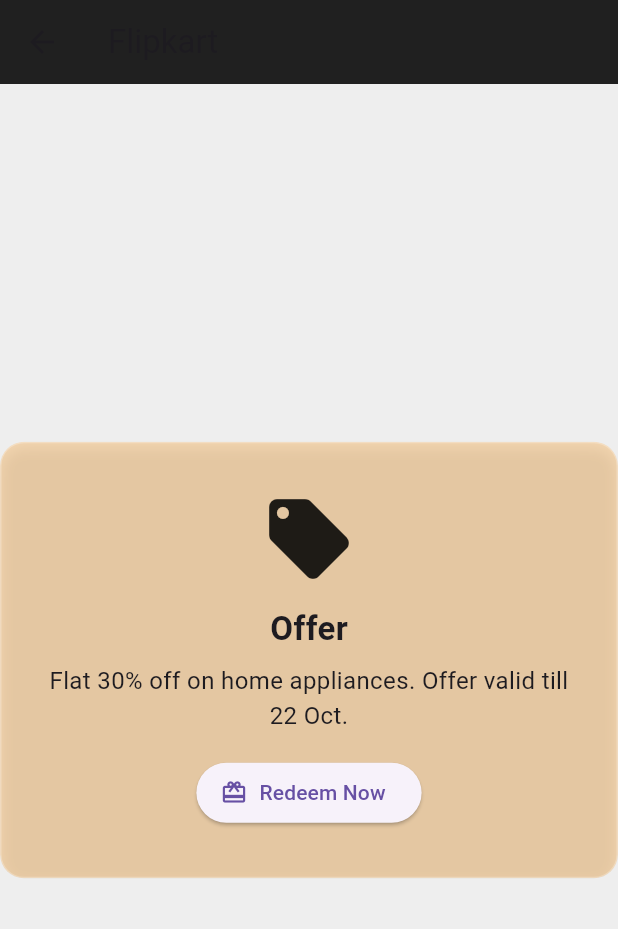
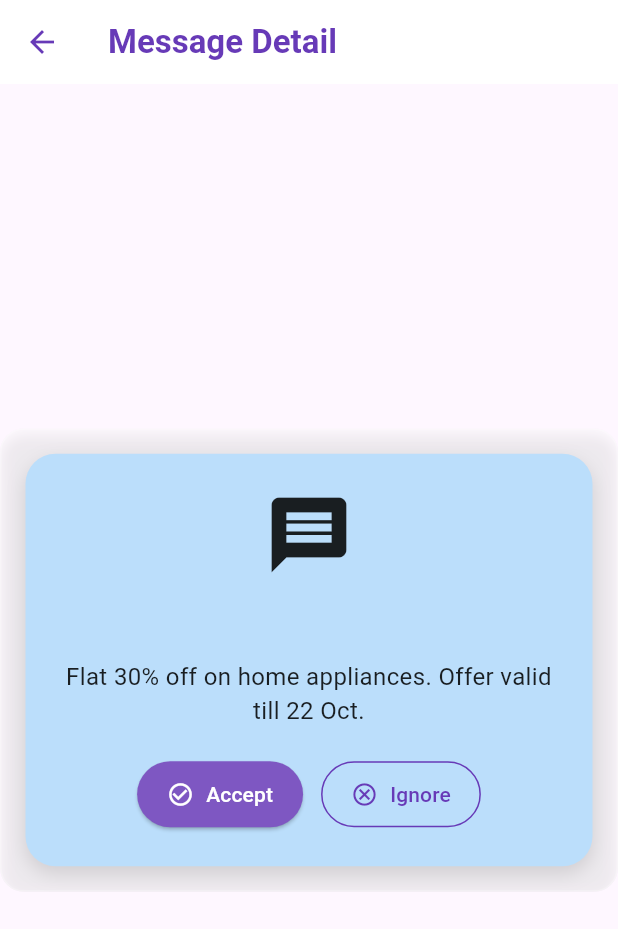
Before and after one commit to kirtpreetkaur/Inbox-Insight, a Flutter app: the MessageDetail screen opened directly with sample values from the repository, on a phone screen of 412 x 824 dp. Shown: the top 929 px of the screen. Run offline on Flutter 3.47's test engine with Material 3 defaults, Android fonts, the phone set to English and light mode, and no system bars; our stand-ins replace lottie; Roboto replaces fonts that are missing (Poppins).

Commit message:
Update message_detail.dart

```diff
--- a/lib/mobile/screens/message_detail.dart
+++ b/lib/mobile/screens/message_detail.dart
@@ -6,122 +6,124 @@
   final Message message;
   final String category;
 
-  const MessageDetail({super.key, required this.message, required this.category});
+  const MessageDetail({required this.message, required this.category, Key? key}) : super(key: key);
 
   @override
   Widget build(BuildContext context) {
-    final String messageType = getMessageType(message.text);
+    // Choose background & primary colors based on category
+    Color bgColor;
+    IconData icon;
+    String actionText;
 
-    // Pick a themed color based on message type
-    Color cardColor;
-    IconData icon;
-    switch (messageType) {
-      case 'Offer':
-        cardColor = Colors.orangeAccent.withOpacity(0.3);
+    switch (category) {
+      case 'Bills Due':
+        bgColor = Colors.red[100]!;
+        icon = Icons.payment;
+        actionText = 'Pay Now';
+        break;
+      case 'Subscriptions':
+        bgColor = Colors.purple[100]!;
+        icon = Icons.autorenew;
+        actionText = 'Renew Now';
+        break;
+      case 'High-Value Offers':
+      case 'Offers':
+        bgColor = Colors.orange[100]!;
         icon = Icons.local_offer;
-        break;
-      case 'Transaction':
-        cardColor = Colors.greenAccent.withOpacity(0.3);
-        icon = Icons.account_balance_wallet;
-        break;
-      case 'Service':
-        cardColor = Colors.blueAccent.withOpacity(0.3);
-        icon = Icons.sim_card;
-        break;
-      case 'Reminder':
-        cardColor = Colors.redAccent.withOpacity(0.3);
-        icon = Icons.notification_important;
-        break;
-      case 'Government Notice':
-        cardColor = Colors.purpleAccent.withOpacity(0.3);
-        icon = Icons.gavel;
+        actionText = 'Redeem Now';
         break;
       default:
-        cardColor = Colors.grey.withOpacity(0.3);
-        icon = Icons.sms;
-    }
-
-    // Action button depending on message type
-    Widget actionButton;
-    if (messageType == 'Offer') {
-      actionButton = ElevatedButton.icon(
-        onPressed: () {
-          showDialog(
-            context: context,
-            builder: (_) => AlertDialog(
-              title: const Text('Redeem Offer'),
-              content: const Text('Fake redeem link opened.'),
-              actions: [TextButton(onPressed: () => Navigator.pop(context), child: const Text('OK'))],
-            ),
-          );
-        },
-        icon: const Icon(Icons.card_giftcard),
-        label: const Text('Redeem Now'),
-      );
-    } else if (messageType == 'Transaction') {
-      actionButton = ElevatedButton.icon(
-        onPressed: () {
-          showDialog(
-            context: context,
-            builder: (_) => AlertDialog(
-              title: const Text('Payment'),
-              content: const Text('Fake payment confirmation.'),
-              actions: [TextButton(onPressed: () => Navigator.pop(context), child: const Text('OK'))],
-            ),
-          );
-        },
-        icon: const Icon(Icons.payment),
-        label: const Text('View Transaction'),
-      );
-    } else if (messageType == 'Government Notice') {
-      actionButton = ElevatedButton.icon(
-        onPressed: () {
-          showDialog(
-            context: context,
-            builder: (_) => AlertDialog(
-              title: const Text('Notice'),
-              content: const Text('Official link opened.'),
-              actions: [TextButton(onPressed: () => Navigator.pop(context), child: const Text('OK'))],
-            ),
-          );
-        },
-        icon: const Icon(Icons.open_in_browser),
-        label: const Text('View Notice'),
-      );
-    } else {
-      actionButton = TextButton(onPressed: () {}, child: const Text('Close'));
+        bgColor = Colors.blue[100]!;
+        icon = Icons.message;
+        actionText = 'Accept';
     }
 
     return Scaffold(
       appBar: AppBar(
-        title: Text(message.sender),
-        backgroundColor: Colors.black87,
+        backgroundColor: Colors.white,
+        elevation: 0,
+        iconTheme: const IconThemeData(color: Colors.deepPurple),
+        title: const Text(
+          'Message Detail',
+          style: TextStyle(color: Colors.deepPurple, fontWeight: FontWeight.bold),
+        ),
       ),
-      backgroundColor: Colors.grey[200],
       body: Center(
         child: GlassCard(
-          blur: 20,
-          color: cardColor,
-          child: Padding(
-            padding: const EdgeInsets.all(16.0),
+          child: Container(
+            width: 380,
+            padding: const EdgeInsets.all(24),
+            decoration: BoxDecoration(
+              color: bgColor,
+              borderRadius: BorderRadius.circular(20),
+              boxShadow: [
+                BoxShadow(color: Colors.black12, blurRadius: 10, offset: Offset(0, 5))
+              ],
+            ),
             child: Column(
               mainAxisSize: MainAxisSize.min,
-              crossAxisAlignment: CrossAxisAlignment.center,
               children: [
-                Icon(icon, size: 64, color: Colors.black87),
+                Icon(icon, size: 60, color: Colors.black87),
                 const SizedBox(height: 12),
                 Text(
-                  messageType,
-                  style: const TextStyle(fontSize: 22, fontWeight: FontWeight.bold),
+                  category,
+                  style: const TextStyle(fontSize: 20, fontWeight: FontWeight.bold),
                 ),
-                const SizedBox(height: 8),
+                const SizedBox(height: 12),
                 Text(
                   message.text,
                   textAlign: TextAlign.center,
-                  style: const TextStyle(fontSize: 16),
+                  style: const TextStyle(fontSize: 16, color: Colors.black87),
                 ),
-                const SizedBox(height: 16),
-                actionButton,
+                const SizedBox(height: 20),
+
+                // Action buttons
+                Row(
+                  mainAxisAlignment: MainAxisAlignment.center,
+                  children: [
+                    ElevatedButton.icon(
+                      style: ElevatedButton.styleFrom(
+                        backgroundColor: Colors.deepPurple[400],
+                        foregroundColor: Colors.white,
+                        shape: RoundedRectangleBorder(
+                          borderRadius: BorderRadius.circular(30),
+                        ),
+                        padding: const EdgeInsets.symmetric(horizontal: 20, vertical: 12),
+                      ),
+                      icon: const Icon(Icons.check_circle_outline),
+                      label: Text(actionText),
+                      onPressed: () {
+                        showDialog(
+                          context: context,
+                          builder: (_) => AlertDialog(
+                            title: Text(actionText),
+                            content: Text('Simulated action: "$actionText" executed.'),
+                            actions: [
+                              TextButton(
+                                onPressed: () => Navigator.pop(context),
+                                child: const Text('OK'),
+                              ),
+                            ],
+                          ),
+                        );
+                      },
+                    ),
+                    const SizedBox(width: 12),
+                    OutlinedButton.icon(
+                      style: OutlinedButton.styleFrom(
+                        foregroundColor: Colors.deepPurple,
+                        side: const BorderSide(color: Colors.deepPurple),
+                        shape: RoundedRectangleBorder(
+                          borderRadius: BorderRadius.circular(30),
+                        ),
+                        padding: const EdgeInsets.symmetric(horizontal: 20, vertical: 12),
+                      ),
+                      icon: const Icon(Icons.cancel_outlined),
+                      label: const Text('Ignore'),
+                      onPressed: () => Navigator.pop(context),
+                    ),
+                  ],
+                ),
               ],
             ),
           ),
```
